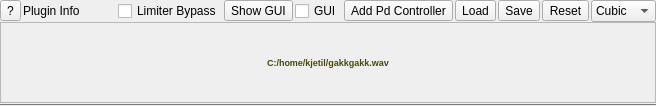
Qt form Qt/qt4_plugin_widget.ui (kmatheussen/radium) before a commit.
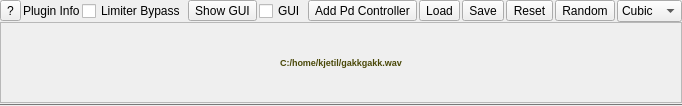
The same form after that commit.

Commit message: Random button

What changed in the file:
```diff
--- a/Qt/qt4_plugin_widget.ui
+++ b/Qt/qt4_plugin_widget.ui
@@ -128,6 +128,13 @@
        </property>
       </widget>
      </item>
+     <item>
+      <widget class="QToolButton" name="random_button">
+       <property name="text">
+        <string>Random</string>
+       </property>
+      </widget>
+     </item>
      <item>
       <widget class="QComboBox" name="interpolation_type">
        <property name="sizePolicy">
```
The commit also changes 7 other files.
